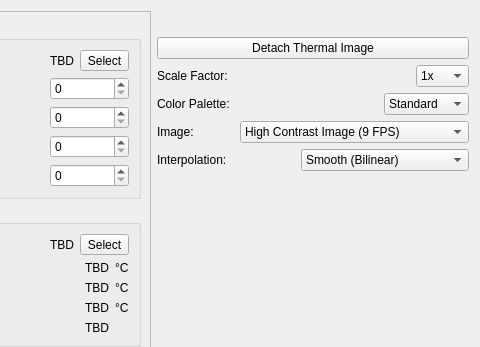
This is src/brickv/plugin_system/plugins/thermal_imaging/ui/thermal_imaging.ui in Tinkerforge/brickv as Qt 5 draws it before an edit; both pictures show x 345 to 825 and y 0 to 347 of the 825 by 666 pixel window. The edited form follows.
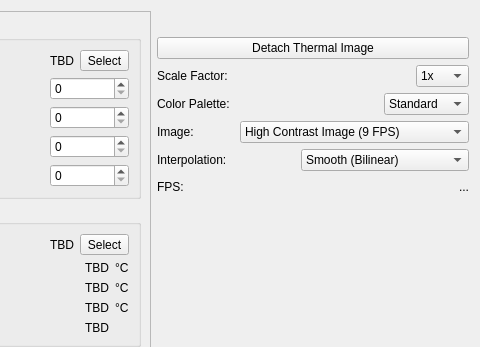
This is the edited form.

Commit message: thermal-imaging: Add FPS counter.

The edit to the form file:
```diff
--- a/src/brickv/plugin_system/plugins/thermal_imaging/ui/thermal_imaging.ui
+++ b/src/brickv/plugin_system/plugins/thermal_imaging/ui/thermal_imaging.ui
@@ -737,6 +737,40 @@
        </item>
       </layout>
      </item>
+     <item>
+      <layout class="QHBoxLayout" name="horizontalLayout_14">
+       <item>
+        <widget class="QLabel" name="label_31">
+         <property name="text">
+          <string>FPS:</string>
+         </property>
+        </widget>
+       </item>
+       <item>
+        <spacer name="horizontalSpacer_6">
+         <property name="orientation">
+          <enum>Qt::Horizontal</enum>
+         </property>
+         <property name="sizeHint" stdset="0">
+          <size>
+           <width>40</width>
+           <height>20</height>
+          </size>
+         </property>
+        </spacer>
+       </item>
+       <item>
+        <widget class="QLabel" name="fps_label">
+         <property name="text">
+          <string>...</string>
+         </property>
+         <property name="alignment">
+          <set>Qt::AlignRight|Qt::AlignTrailing|Qt::AlignVCenter</set>
+         </property>
+        </widget>
+       </item>
+      </layout>
+     </item>
      <item>
       <spacer name="verticalSpacer">
        <property name="orientation">
```
The commit also changes 1 other file.
